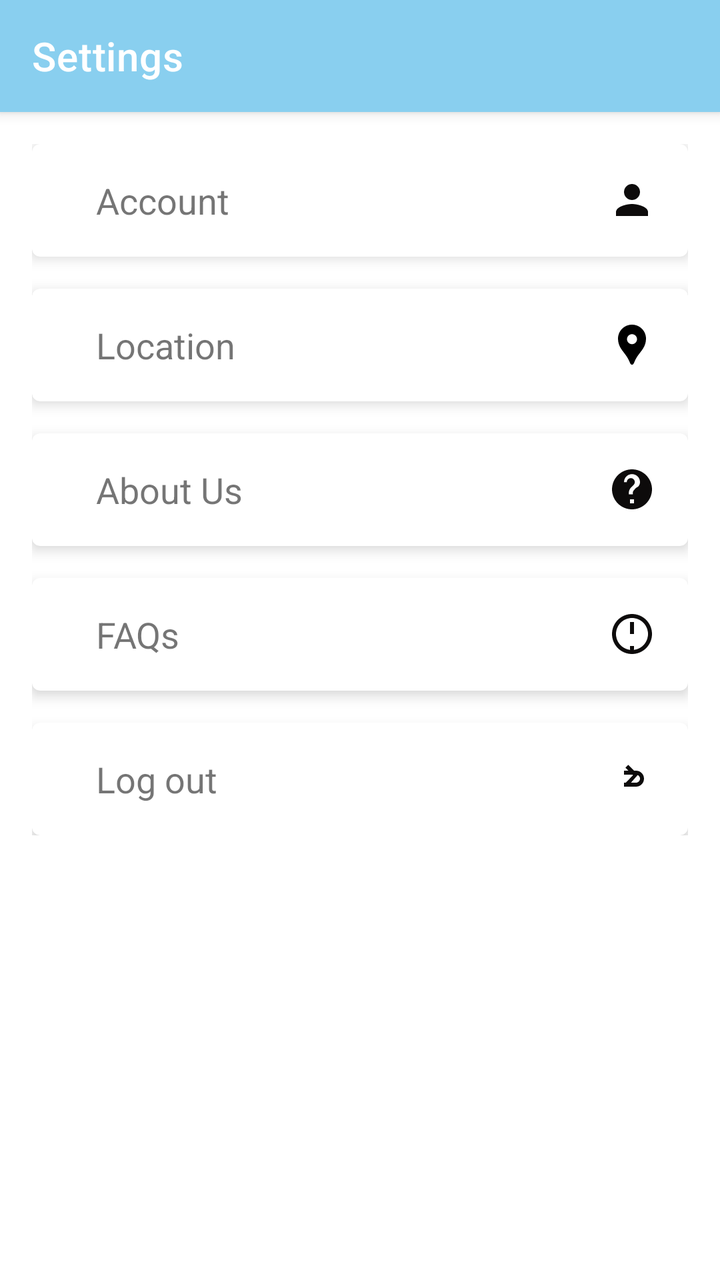
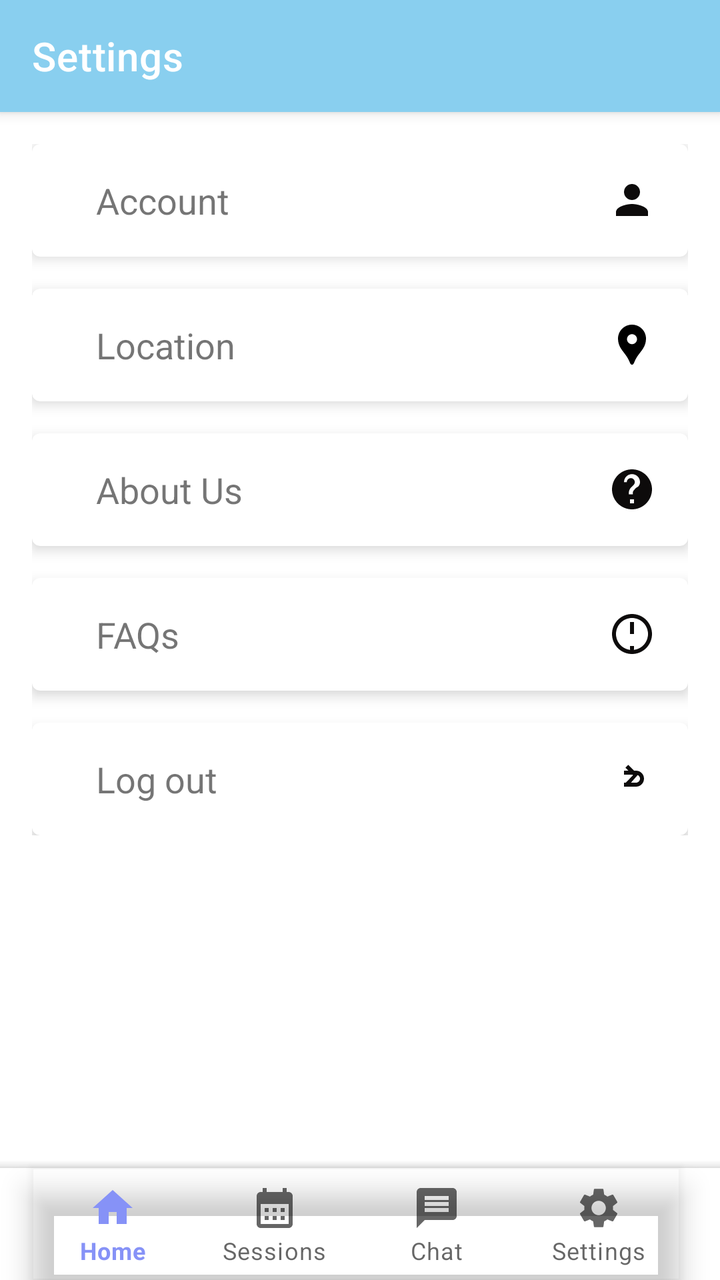

Two renders of the same Android screen: before a commit and after it. Below are the layout's source before the change and the commit's diff.
<!-- AndroidManifest.xml: application theme Theme.CC -->
<!-- res/layout/activity_student_settings.xml -->
<?xml version="1.0" encoding="utf-8"?>
<androidx.constraintlayout.widget.ConstraintLayout
    xmlns:android="http://schemas.android.com/apk/res/android"
    xmlns:app="http://schemas.android.com/apk/res-auto"
    xmlns:tools="http://schemas.android.com/tools"
    android:id="@+id/main"
    android:layout_width="match_parent"
    android:layout_height="match_parent"
    android:background="@android:color/system_on_tertiary_light"
    tools:context=".StudentSettings"
    tools:ignore="NewApi">

    
    <androidx.appcompat.widget.Toolbar
        android:id="@+id/topToolbar"
        android:layout_width="0dp"
        android:layout_height="?attr/actionBarSize"
        android:background="@color/blue"
        android:elevation="4dp"
        android:theme="@style/ThemeOverlay.AppCompat.ActionBar"
        app:title="Settings"
        app:titleTextColor="@color/white"
        app:layout_constraintTop_toTopOf="parent"
        app:layout_constraintStart_toStartOf="parent"
        app:layout_constraintEnd_toEndOf="parent" />

    
    <ScrollView
        android:id="@+id/scrollView"
        android:layout_width="0dp"
        android:layout_height="0dp"
        app:layout_constraintTop_toBottomOf="@id/topToolbar"
        app:layout_constraintBottom_toBottomOf="parent"
        app:layout_constraintStart_toStartOf="parent"
        app:layout_constraintEnd_toEndOf="parent">

        <LinearLayout
            android:layout_width="match_parent"
            android:layout_height="wrap_content"
            android:orientation="vertical"
            android:padding="16dp">

            
            <com.google.android.material.card.MaterialCardView
                android:id="@+id/studentAccountCard"
                android:layout_width="match_parent"
                android:layout_height="wrap_content"
                android:layout_marginBottom="16dp"
                android:clickable="true"
                android:focusable="true"
                app:cardElevation="4dp">

                <LinearLayout
                    android:layout_width="match_parent"
                    android:layout_height="wrap_content"
                    android:orientation="horizontal"
                    android:padding="16dp"
                    android:gravity="center_vertical">

                    <TextView
                        android:layout_width="0dp"
                        android:layout_height="wrap_content"
                        android:layout_marginStart="16dp"
                        android:layout_weight="1"
                        android:text="Account"
                        android:textSize="18sp" />

                    <ImageView
                        android:layout_width="24dp"
                        android:layout_height="24dp"
                        android:contentDescription="@string/next"
                        android:src="@drawable/baseline_person_2" />
                </LinearLayout>
            </com.google.android.material.card.MaterialCardView>

            
            <com.google.android.material.card.MaterialCardView
                android:layout_width="match_parent"
                android:layout_height="wrap_content"
                android:layout_marginBottom="16dp"
                android:id="@+id/locationCard"
                android:clickable="true"
                android:focusable="true"
                app:cardElevation="4dp">

                <LinearLayout
                    android:layout_width="match_parent"
                    android:layout_height="wrap_content"
                    android:orientation="horizontal"
                    android:padding="16dp"
                    android:gravity="center_vertical">

                    <TextView
                        android:layout_width="0dp"
                        android:layout_height="wrap_content"
                        android:layout_marginStart="16dp"
                        android:layout_weight="1"
                        android:text="Location"
                        android:textSize="18sp" />

                    <ImageView
                        android:layout_width="24dp"
                        android:layout_height="24dp"
                        android:src="@drawable/baseline_location_pin_24"
                        android:contentDescription="@string/next" />
                </LinearLayout>
            </com.google.android.material.card.MaterialCardView>

            
            <com.google.android.material.card.MaterialCardView
                android:layout_width="match_parent"
                android:layout_height="wrap_content"
                android:layout_marginBottom="16dp"
                android:id="@+id/StudentAboutUs"
                android:clickable="true"
                android:focusable="true"
                app:cardElevation="4dp">

                <LinearLayout
                    android:layout_width="match_parent"
                    android:layout_height="wrap_content"
                    android:orientation="horizontal"
                    android:padding="16dp"
                    android:gravity="center_vertical">

                    <TextView
                        android:layout_width="0dp"
                        android:layout_height="wrap_content"
                        android:layout_marginStart="16dp"
                        android:layout_weight="1"
                        android:text="About Us"
                        android:textSize="18sp" />

                    <ImageView
                        android:layout_width="24dp"
                        android:layout_height="24dp"
                        android:src="@drawable/baseline_aboutus_24"
                        android:contentDescription="@string/next" />
                </LinearLayout>
            </com.google.android.material.card.MaterialCardView>

            
            <com.google.android.material.card.MaterialCardView
                android:layout_width="match_parent"
                android:layout_height="wrap_content"
                android:layout_marginBottom="16dp"
                android:clickable="true"
                android:id="@+id/StudentFaqCard"
                android:focusable="true"
                app:cardElevation="4dp">

                <LinearLayout
                    android:layout_width="match_parent"
                    android:layout_height="wrap_content"
                    android:orientation="horizontal"
                    android:padding="16dp"
                    android:gravity="center_vertical">

                    <TextView
                        android:layout_width="0dp"
                        android:layout_height="wrap_content"
                        android:layout_marginStart="16dp"
                        android:layout_weight="1"
                        android:text="FAQs"
                        android:textSize="18sp" />

                    <ImageView
                        android:layout_width="24dp"
                        android:layout_height="24dp"
                        android:src="@drawable/baseline_faqs_24"
                        android:contentDescription="@string/next" />
                </LinearLayout>
            </com.google.android.material.card.MaterialCardView>

            
            <com.google.android.material.card.MaterialCardView
                android:layout_width="match_parent"
                android:layout_height="wrap_content"
                android:clickable="true"
                android:id="@+id/studentLogoutCard"
                android:focusable="true"
                app:cardElevation="4dp">

                <LinearLayout
                    android:layout_width="match_parent"
                    android:layout_height="wrap_content"
                    android:orientation="horizontal"
                    android:padding="16dp"
                    android:gravity="center_vertical">

                    <TextView
                        android:layout_width="0dp"
                        android:layout_height="wrap_content"
                        android:layout_marginStart="16dp"
                        android:layout_weight="1"
                        android:text="Log out"
                        android:textSize="18sp" />

                    <ImageView
                        android:layout_width="24dp"
                        android:layout_height="24dp"
                        android:src="@drawable/baseline_logout_24"
                        android:contentDescription="@string/next" />
                </LinearLayout>
            </com.google.android.material.card.MaterialCardView>

        </LinearLayout>
    </ScrollView>

</androidx.constraintlayout.widget.ConstraintLayout>
<!-- resources referenced by this layout -->
<resources>
  <color name="blue">#89CFEF</color>
  <color name="white">#FFFFFFFF</color>
  <!-- drawable baseline_aboutus_24 (drawable) -->
  <vector xmlns:android="http://schemas.android.com/apk/res/android"
      android:width="24dp"
      android:height="24dp"
      android:viewportWidth="24"
      android:viewportHeight="24"
      android:tint="#0D0B0B">
      <path
          android:fillColor="@color/white"
          android:pathData="M12 2C6.48 2 2 6.48 2 12s4.48 10 10 10 10-4.48 10-10S17.52 2 12 2zm1 17h-2v-2h2v2zm1.07-7.75l-.9.92c-.43.44-.77.97-.77 1.58v.75h-2v-.75c0-.99.45-1.99 1.17-2.71l1.24-1.24c.37-.37.59-.88.59-1.41 0-1.1-.9-2-2-2s-2 .9-2 2H8c0-2.21 1.79-4 4-4s4 1.79 4 4c0 .88-.36 1.68-.93 2.25z"/>
  </vector>
  <!-- drawable baseline_faqs_24 (drawable) -->
  <vector xmlns:android="http://schemas.android.com/apk/res/android"
      android:width="24dp"
      android:height="24dp"
      android:viewportWidth="24"
      android:viewportHeight="24"
      android:tint="#0D0B0B">
      <path
          android:fillColor="@color/white"
          android:pathData="M11 18h2v2h-2v-2zm1-16C6.48 2 2 6.48 2 12s4.48 10 10 10 10-4.48 10-10S17.52 2 12 2zm0 18c-4.41 0-8-3.59-8-8s3.59-8 8-8 8 3.59 8 8-3.59 8-8 8zm1-12h-2v4h2v-4zm0-2h-2v2h2V6z"/>
  </vector>
  <!-- drawable baseline_location_pin_24 (drawable) -->
  <vector xmlns:android="http://schemas.android.com/apk/res/android" android:height="24dp" android:tint="#000000" android:viewportHeight="24" android:viewportWidth="24" android:width="24dp">
        
      <path android:fillColor="@android:color/white" android:pathData="M12,2L12,2C8.13,2 5,5.13 5,9c0,1.74 0.5,3.37 1.41,4.84c0.95,1.54 2.2,2.86 3.16,4.4c0.47,0.75 0.81,1.45 1.17,2.26C11,21.05 11.21,22 12,22h0c0.79,0 1,-0.95 1.25,-1.5c0.37,-0.81 0.7,-1.51 1.17,-2.26c0.96,-1.53 2.21,-2.85 3.16,-4.4C18.5,12.37 19,10.74 19,9C19,5.13 15.87,2 12,2zM12,11.75c-1.38,0 -2.5,-1.12 -2.5,-2.5s1.12,-2.5 2.5,-2.5s2.5,1.12 2.5,2.5S13.38,11.75 12,11.75z"/>
      
  </vector>
  <!-- drawable baseline_logout_24 (drawable) -->
  <vector xmlns:android="http://schemas.android.com/apk/res/android"
      android:width="24dp"
      android:height="24dp"
      android:viewportWidth="24"
      android:viewportHeight="24"
      android:tint="#0D0B0B">
      <path
          android:fillColor="@color/white"
          android:pathData="M10.09,15.59L8.67,14.17L12.5,10.33L8.67,6.5L10.09,5.09L15,10L10.09,15.59z M16,12c0,-1.11 -0.9,-2 -2,-2h-6v-2h6c2.21,0 4,1.79 4,4c0,2.21 -1.79,4 -4,4h-6v-2h6c1.1,0 2,-0.89 2,-2z"/>
  </vector>
  <!-- drawable baseline_person_2 (drawable) -->
  <vector xmlns:android="http://schemas.android.com/apk/res/android" android:height="24dp" android:tint="#0D0B0B" android:viewportHeight="24" android:viewportWidth="24" android:width="24dp">
        
      <path android:fillColor="@color/white" android:pathData="M12,12c2.21,0 4,-1.79 4,-4s-1.79,-4 -4,-4 -4,1.79 -4,4 1.79,4 4,4zM12,14c-2.67,0 -8,1.34 -8,4v2h16v-2c0,-2.66 -5.33,-4 -8,-4z"/>
      
  </vector>
  <string name="next">Next</string>
  <style name="Theme.CC" parent="Base.Theme.CC" />
  <style name="Base.Theme.CC" parent="Theme.MaterialComponents.DayNight.NoActionBar">
          
          <item name="colorPrimary">@color/lavender</item>
          <item name="colorPrimaryVariant">@color/lavender</item>
          <item name="colorOnPrimary">@color/white</item>
          
          <item name="colorSecondary">@color/teal_200</item>
          <item name="colorSecondaryVariant">@color/teal_700</item>
          <item name="colorOnSecondary">@color/black</item>
          
          <item name="android:statusBarColor">?attr/colorPrimaryVariant</item>
          
          
      </style>
  <color name="lavender">#8692f7</color>
  <color name="teal_200">#FF03DAC5</color>
  <color name="teal_700">#FF018786</color>
  <color name="black">#FF000000</color>
</resources>

<!-- the commit's change to res/layout/activity_student_settings.xml (unified diff, before → after) -->
@@ -207,4 +207,27 @@
         </LinearLayout>
     </ScrollView>
 
+    <com.google.android.material.bottomappbar.BottomAppBar
+        android:id="@+id/bottomAppBar"
+        android:layout_width="match_parent"
+        android:layout_height="wrap_content"
+        android:background="@color/white"
+        app:fabCradleMargin="10dp"
+        app:fabCradleRoundedCornerRadius="50dp"
+        app:layout_constraintBottom_toBottomOf="parent"
+        app:layout_constraintStart_toStartOf="parent"
+        app:layout_constraintEnd_toEndOf="parent"
+        tools:ignore="BottomAppBar">
+
+        <com.google.android.material.bottomnavigation.BottomNavigationView
+            android:id="@+id/bottomNavigationView"
+            android:layout_width="wrap_content"
+            android:layout_height="wrap_content"
+            android:layout_marginEnd="20dp"
+            app:labelVisibilityMode="labeled"
+            android:background="@android:color/transparent"
+            app:menu="@menu/bottom_menu" />
+
+    </com.google.android.material.bottomappbar.BottomAppBar>
+
 </androidx.constraintlayout.widget.ConstraintLayout>
